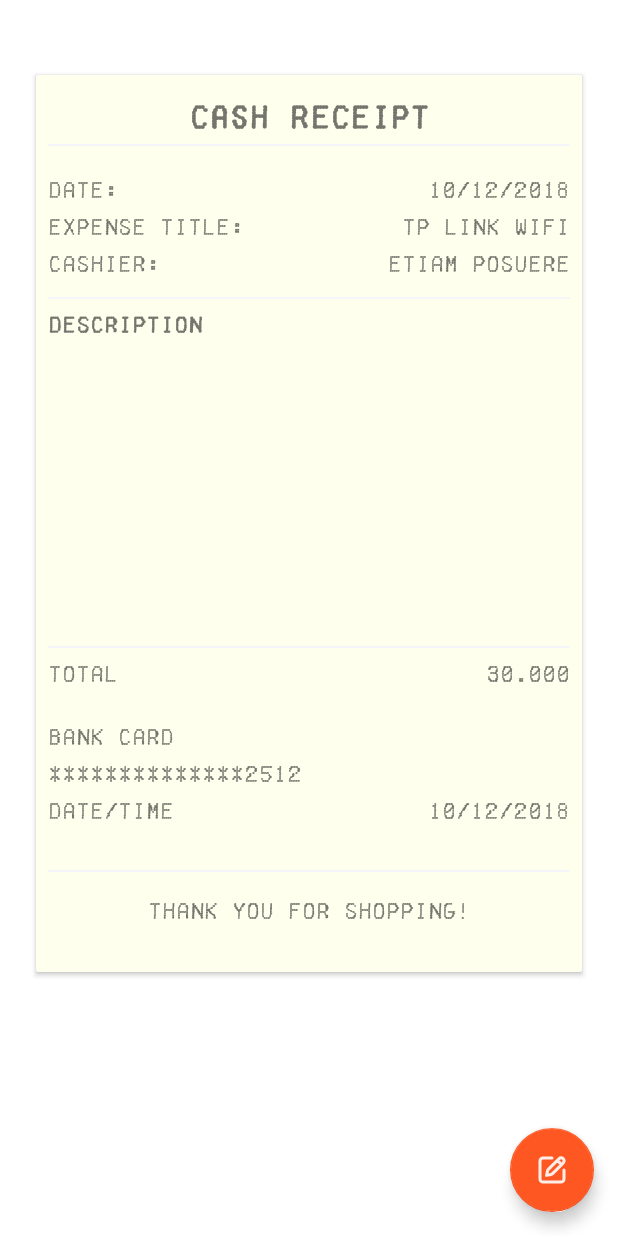
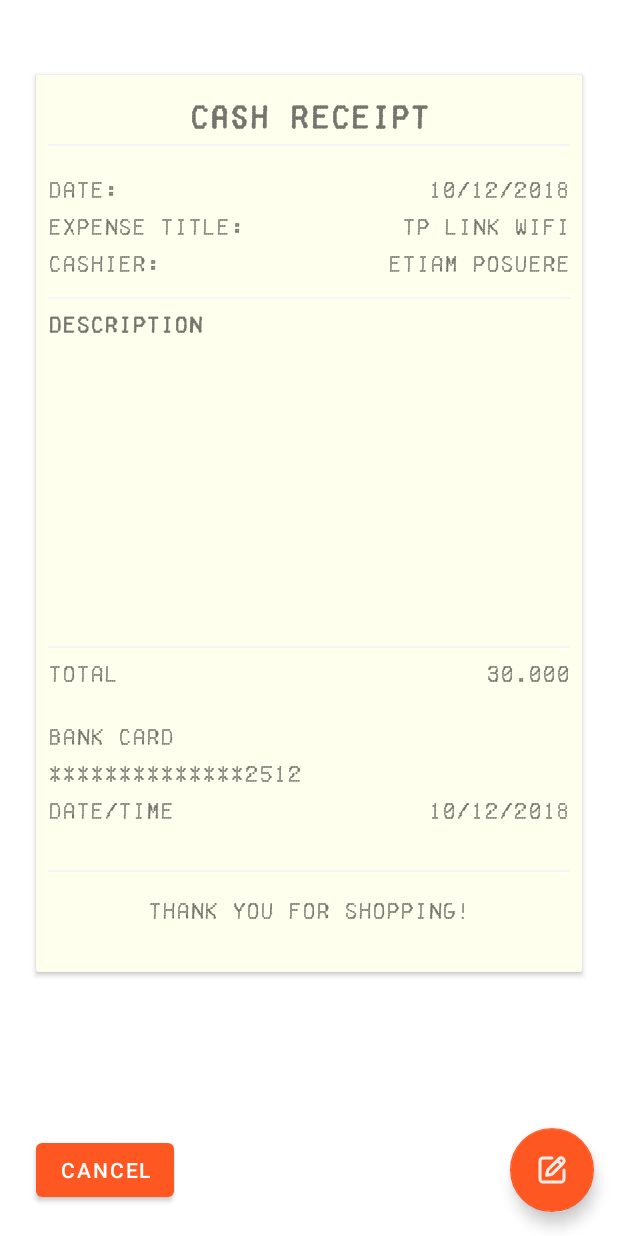
Before and after one commit to wuocdat/Money-Manager, an Android app: the ReceiptFragment screen opened directly, with no data from a screen before it, on a phone screen of 412 x 824 dp. Run offline under Robolectric (Android 15) with nearby library versions, the phone set to English and light mode, and no system bars; 4 statements that could not run were skipped.

Commit message:
add cancel buttons on receipt activity

```diff
--- a/app/src/main/java/com/wuocdat/moneymanager/View/Fragment/EditFragment.kt
+++ b/app/src/main/java/com/wuocdat/moneymanager/View/Fragment/EditFragment.kt
@@ -51,6 +51,7 @@
         moneyEditText = view.findViewById(R.id.edit_fragment_amount)
         dateEditText = view.findViewById(R.id.edit_fragment_date)
         saveButton = view.findViewById(R.id.edit_fragment_save_button)
+        val cancelButton: Button = view.findViewById(R.id.edit_fragment_cancel_button)
 
         val intent = requireActivity().intent
         val expenseId = intent.getIntExtra("id", 0)
@@ -105,6 +106,11 @@
                     .show()
         }
 
+        cancelButton.setOnClickListener {
+            val fragmentManager = requireActivity().supportFragmentManager
+            fragmentManager.popBackStack()
+        }
+
     }
 
 }
--- a/app/src/main/java/com/wuocdat/moneymanager/View/Fragment/ReceiptFragment.kt
+++ b/app/src/main/java/com/wuocdat/moneymanager/View/Fragment/ReceiptFragment.kt
@@ -4,6 +4,7 @@
 import android.view.LayoutInflater
 import android.view.View
 import android.view.ViewGroup
+import android.widget.Button
 import android.widget.TextView
 import androidx.fragment.app.Fragment
 import androidx.lifecycle.Observer
@@ -24,6 +25,7 @@
     private lateinit var descriptionTextView: TextView
     private lateinit var totalTextView: TextView
     private lateinit var moveToEditButton: FloatingActionButton
+    private lateinit var cancelBtn: Button
 
     private lateinit var expenseViewModel: ExpenseViewModel
 
@@ -50,21 +52,26 @@
         descriptionTextView = view.findViewById(R.id.receipt_fragment_description)
         totalTextView = view.findViewById(R.id.receipt_fragment_money)
         moveToEditButton = view.findViewById(R.id.receipt_fragment_floatingActionButton)
+        cancelBtn = view.findViewById(R.id.receipt_fragment_cancel_btn)
 
         moveToEditButton.setOnClickListener {
             moveToEditScreen(true)
         }
 
+        cancelBtn.setOnClickListener {
+            requireActivity().finish()
+        }
+
         val intent = requireActivity().intent
         val expenseId = intent.getIntExtra("id", 0)
 
-        expenseViewModel.getExpenseById(expenseId).observe(requireActivity(), Observer { expense ->
+        expenseViewModel.getExpenseById(expenseId).observe(requireActivity()) { expense ->
             dateTextView.text = TimeUtils.timeFormat(expense.createdTime)
             dateTimeTextView.text = TimeUtils.timeFormat(expense.createdTime)
             titleTextView.text = expense.expenseTitle
 //            descriptionTextView.text = expense.description
             totalTextView.text = StringUtils.convertToCurrencyFormat(expense.money)
-        })
+        }
     }
 
     private fun moveToEditScreen(withBackStack: Boolean) {
--- a/app/src/main/res/layout/fragment_receipt.xml
+++ b/app/src/main/res/layout/fragment_receipt.xml
@@ -15,6 +15,16 @@
         android:src="@drawable/ic_edit_2"
         app:layout_constraintBottom_toBottomOf="parent"
         app:layout_constraintEnd_toEndOf="parent" />
+
+    <Button
+        android:id="@+id/receipt_fragment_cancel_btn"
+        android:layout_width="wrap_content"
+        android:layout_height="wrap_content"
+        android:layout_marginStart="24dp"
+        android:layout_marginBottom="20dp"
+        android:text="@string/exit"
+        app:layout_constraintBottom_toBottomOf="parent"
+        app:layout_constraintStart_toStartOf="parent" />
 
     <ScrollView
         android:layout_width="match_parent"
--- a/app/src/main/res/values/strings.xml
+++ b/app/src/main/res/values/strings.xml
@@ -13,4 +13,5 @@
     <string name="to">To:</string>
     <string name="delete">Delete</string>
     <string name="edit">Edit</string>
+    <string name="exit">Cancel</string>
 </resources>
```
Also changed, not shown: app/src/main/res/layout/fragment_edit.xml (+8 -0 lines), 1 other file.
